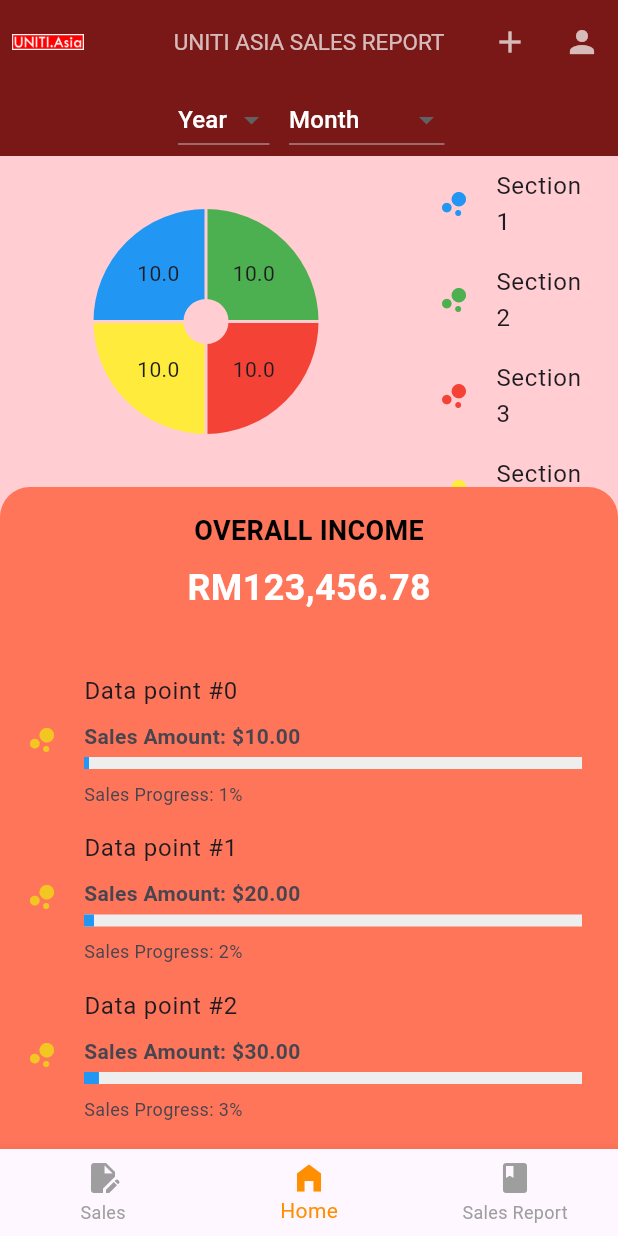
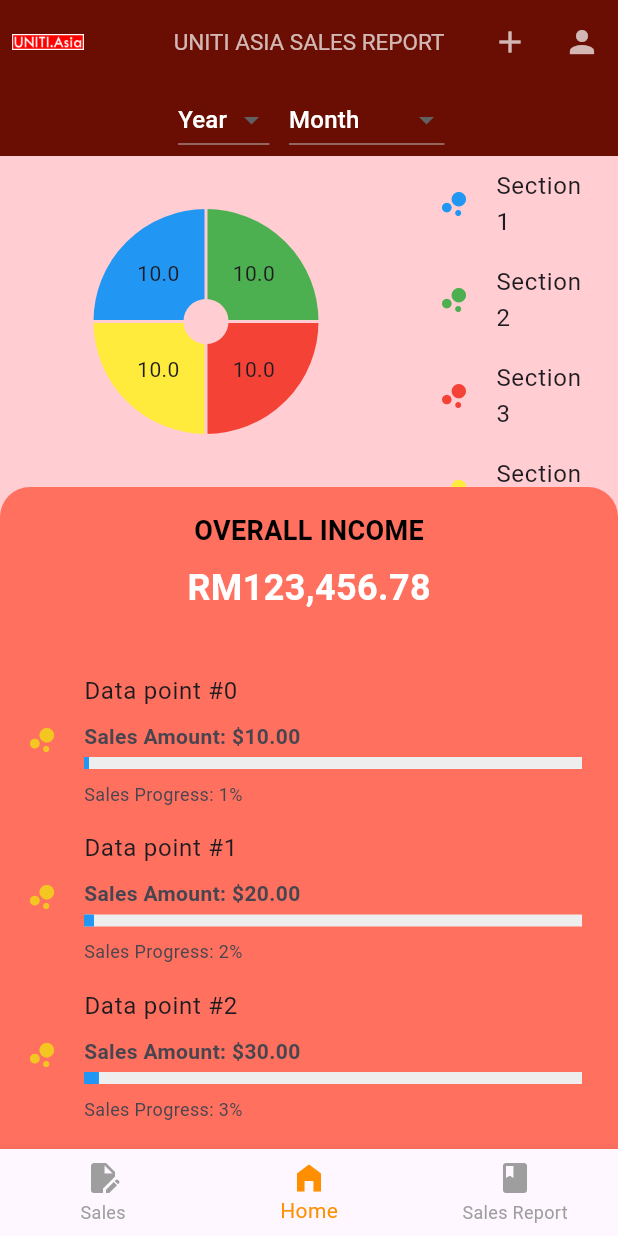
Before and after one commit to ADIBSHAUQI/sale, a Flutter app: the screen it shows after launch, on a phone screen of 412 x 824 dp. Run offline on Flutter 3.47's test engine with Material 3 defaults, Android fonts, the phone set to English and light mode, and no system bars; drawn by our look-alikes of fl_chart.

Commit message:
change colors

```diff
--- a/lib/main.dart
+++ b/lib/main.dart
@@ -61,7 +61,7 @@ class _MainPageState extends State<MainPage> {
           style: TextStyle(color: Colors.white70, fontSize: 15),
         ),
         centerTitle: true,
-        backgroundColor: const Color.fromARGB(255, 122, 23, 23),
+        backgroundColor: const Color.fromRGBO(106, 14, 3, 1.000),
         actions: [
           IconButton(
             icon: const Icon(Icons.add),
--- a/lib/pages/home.dart
+++ b/lib/pages/home.dart
@@ -12,8 +12,8 @@ class HomePage extends StatelessWidget {
         children: [
           // Filter section with year and month dropdowns
           Container(
-            color: const Color.fromARGB(
-                255, 122, 23, 23), // Set background color of the filter section
+            color: const Color.fromRGBO(106, 14, 3,
+                1.000), // Set background color of the filter section
             padding: const EdgeInsets.all(0.0),
             child: Row(
               mainAxisAlignment:
@@ -24,7 +24,7 @@ class HomePage extends StatelessWidget {
                   margin: const EdgeInsets.symmetric(
                       horizontal: 8.0), // Add spacing between dropdowns
                   child: DropdownButton<String>(
-                    dropdownColor: const Color.fromARGB(255, 219, 55, 55),
+                    dropdownColor: const Color.fromRGBO(255, 164, 153, 1.000),
                     hint: Text("Year",
                         style: TextStyle(
                             color: Colors.white)), // Change hint color
@@ -38,8 +38,8 @@ class HomePage extends StatelessWidget {
                         child: Text(
                           value,
                           style: TextStyle(
-                              color:
-                                  Colors.white), // Change dropdown option color
+                              color: Color.fromRGBO(140, 29, 16,
+                                  1.000)), // Change dropdown option color
                         ),
                       );
                     }).toList(),
@@ -50,7 +50,7 @@ class HomePage extends StatelessWidget {
                   margin: const EdgeInsets.symmetric(
                       horizontal: 5.0), // Add spacing between dropdowns
                   child: DropdownButton<String>(
-                    dropdownColor: const Color.fromARGB(255, 219, 55, 55),
+                    dropdownColor: const Color.fromRGBO(255, 164, 153, 1.000),
                     hint: Text("Month",
                         style: TextStyle(
                             color: Colors.white)), // Change hint color
@@ -76,8 +76,8 @@ class HomePage extends StatelessWidget {
                         child: Text(
                           value,
                           style: TextStyle(
-                              color:
-                                  Colors.white), // Change dropdown option color
+                              color: Color.fromRGBO(140, 29, 16,
+                                  1.000)), // Change dropdown option color
                         ),
                       );
                     }).toList(),
@@ -141,7 +141,7 @@ class HomePage extends StatelessWidget {
                 topRight: Radius.circular(20), // Rounded top-right corner
               ),
               child: Container(
-                color: const Color.fromARGB(255, 255, 117, 90),
+                color: const Color.fromRGBO(255, 112, 95, 1.000),
                 child: Column(
                   children: [
                     // Center the title and the total income amount
--- a/lib/pages/report.dart
+++ b/lib/pages/report.dart
@@ -77,7 +77,7 @@ class _ReportPageState extends State<ReportPage> {
               mainAxisAlignment: MainAxisAlignment.center,
               children: [
                 DropdownButton<String>(
-                  dropdownColor: const Color.fromARGB(255, 219, 55, 55),
+                  dropdownColor: const Color.fromRGBO(255, 164, 153, 1.000),
                   hint: const Text("Company",
                       style: TextStyle(color: Colors.black)),
                   value: selectedCompany,
@@ -98,7 +98,7 @@ class _ReportPageState extends State<ReportPage> {
                 ),
                 const SizedBox(width: 10),
                 DropdownButton<String>(
-                  dropdownColor: const Color.fromARGB(255, 219, 55, 55),
+                  dropdownColor: const Color.fromRGBO(255, 164, 153, 1.000),
                   hint:
                       const Text("Year", style: TextStyle(color: Colors.black)),
                   value: selectedYear,
@@ -118,7 +118,7 @@ class _ReportPageState extends State<ReportPage> {
                 ),
                 const SizedBox(width: 10),
                 DropdownButton<String>(
-                  dropdownColor: const Color.fromARGB(255, 219, 55, 55),
+                  dropdownColor: const Color.fromRGBO(255, 164, 153, 1.000),
                   hint: const Text("Month",
                       style: TextStyle(color: Colors.black)),
                   value: selectedMonth,
@@ -193,7 +193,7 @@ class _ReportPageState extends State<ReportPage> {
                 topRight: Radius.circular(20),
               ),
               child: Container(
-                color: const Color.fromARGB(255, 255, 117, 90),
+                color: const Color.fromRGBO(255, 112, 95, 1.000),
                 child: Column(
                   children: [
                     Row(
```
